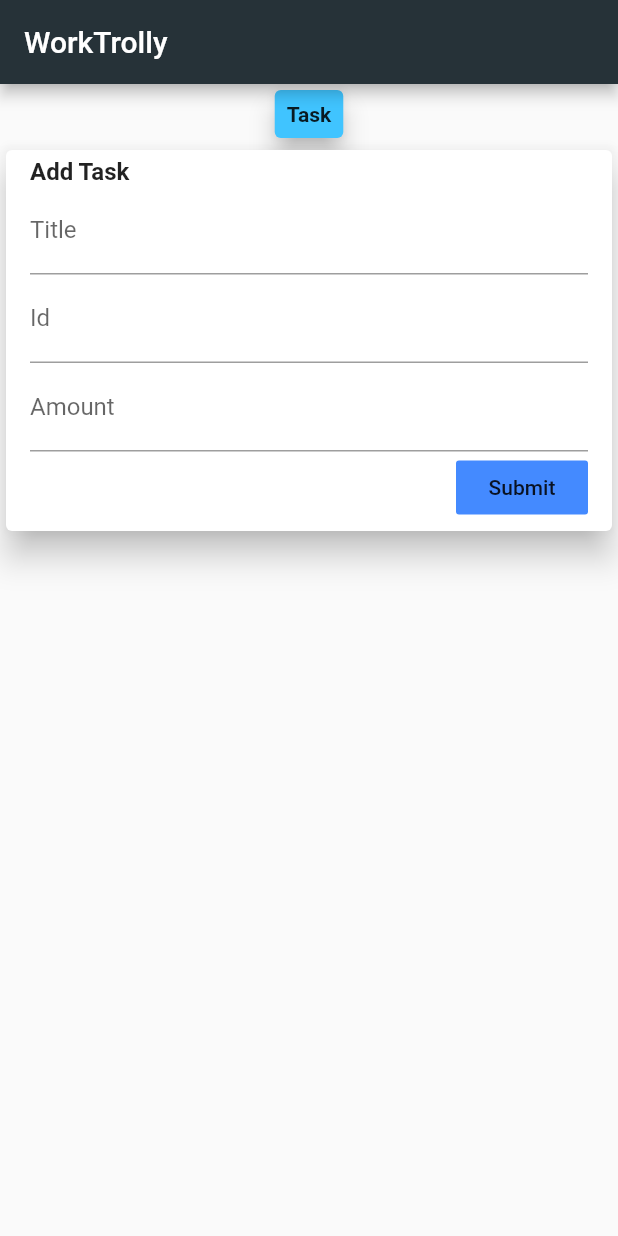
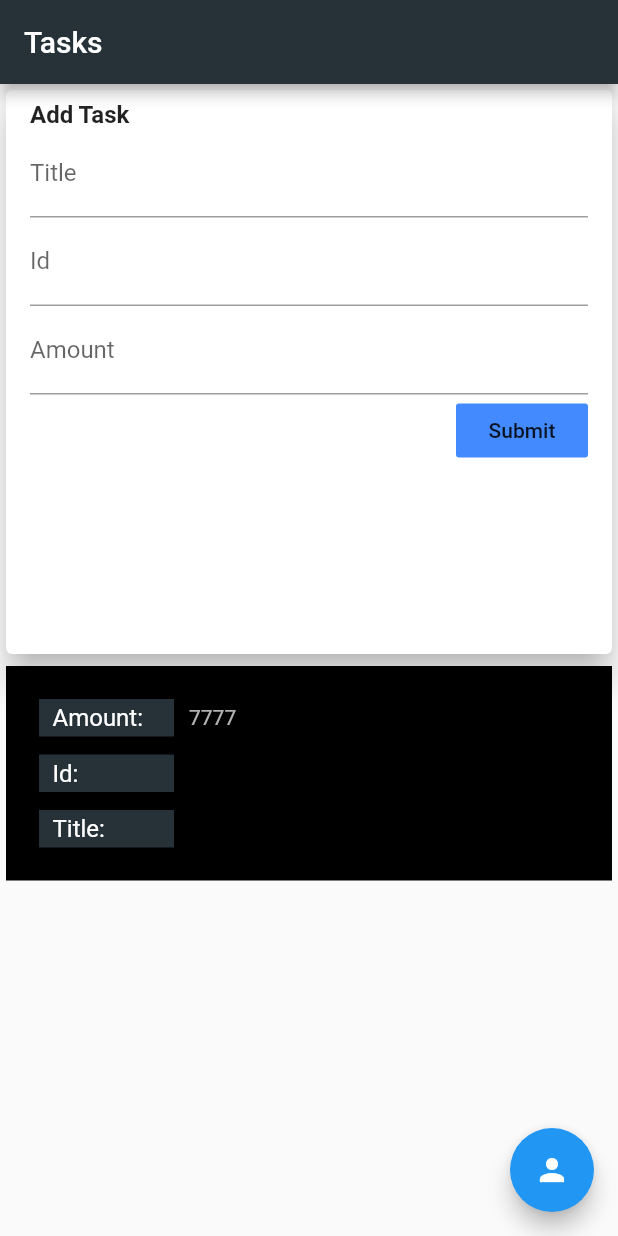
Before and after one commit to goyalshivam7/flutterUI, a Flutter app: the screen it shows after launch, after a tap on "Submit", on a phone screen of 412 x 824 dp. Run offline on Flutter 3.47's test engine with Material 2 defaults, Android fonts, the phone set to English and light mode, and no system bars; our stand-ins replace cloud_firestore, firebase_auth, firebase_core; accounts and stored records are empty.

Commit message:
Add data in firestore
Signed-off-by: shivamgoyal7 <goyalshivam661@gmail.com>

```diff
--- a/lib/cardsList.dart
+++ b/lib/cardsList.dart
@@ -1,6 +1,120 @@
+// import 'package:flutter/material.dart';
+// import 'package:flutterLearning/cardWidget.dart';
+// import 'package:intl/intl.dart';
+// import './transaction.dart';
+
+// class CardsList extends StatefulWidget {
+//   @override
+//   _CardsListState createState() => _CardsListState();
+// }
+
+// class _CardsListState extends State<CardsList> {
+//   final List<Transaction> transaction = [];
+
+//   final titleController = TextEditingController();
+//   final idController = TextEditingController();
+//   final amountController = TextEditingController();
+
+//   void _addTransaction(String idTx, String titleTx, double amountTx) {
+//     final newTx = Transaction(
+//       id: idTx,
+//       title: titleTx,
+//       amount: amountTx,
+//       date: DateTime.now(),
+//     );
+
+//     setState(() {
+//       transaction.add(newTx);
+//     });
+//   }
+
+//   @override
+//   Widget build(BuildContext context) {
+//     return Scaffold(
+//       body: Column(
+//         crossAxisAlignment: CrossAxisAlignment.center,
+//         mainAxisAlignment: MainAxisAlignment.start,
+//         children: [
+//           Card(
+//             color: Colors.lightBlueAccent,
+//             child: Container(
+//               child: Padding(
+//                 padding: const EdgeInsets.all(8.0),
+//                 child: Text(
+//                   'Task',
+//                   style: TextStyle(fontSize: 14, fontWeight: FontWeight.bold),
+//                 ),
+//               ),
+//             ),
+//             elevation: 7,
+//           ),
+//           Card(
+//             elevation: 9,
+//             child: Padding(
+//               padding: const EdgeInsets.symmetric(
+//                 vertical: 5.0,
+//                 horizontal: 16,
+//               ),
+//               child: Column(
+//                 crossAxisAlignment: CrossAxisAlignment.end,
+//                 children: [
+//                   Container(
+//                     width: double.infinity,
+//                     child: Text(
+//                       'Add Task',
+//                       style:
+//                           TextStyle(fontSize: 16, fontWeight: FontWeight.bold),
+//                     ),
+//                   ),
+//                   buildTextField('Title', titleController),
+//                   buildTextField('Id', idController),
+//                   buildTextField('Amount', amountController),
+//                   FlatButton(
+//                     child: Text('Submit'),
+//                     onPressed: () {
+//                       print(titleController.text);
+//                       _addTransaction(titleController.text, idController.text,
+//                           double.parse(amountController.text));
+//                     },
+//                     color: Colors.blueAccent,
+//                   ),
+//                 ],
+//               ),
+//             ),
+//           ),
+//           ListView.builder(
+//             itemBuilder: (context, index) {
+//               return Card(
+//                 color: Colors.black,
+//                 child: Padding(
+//                   padding: const EdgeInsets.all(12.0),
+//                   child: Column(
+//                     children: [
+//                       buildRowData(
+//                           'Amount:', '\$ ${transaction[index].amount}'),
+//                       buildRowData('Id:', transaction[index].id.toString()),
+//                       buildRowData(
+//                           'Title:', transaction[index].title.toString()),
+//                       buildRowData(
+//                           'Date:',
+//                           DateFormat('dd/MM/yyyy')
+//                               .format(transaction[index].date)),
+//                     ],
+//                   ),
+//                 ),
+//               );
+//             },
+//             itemCount: transaction.length,
+//           ),
+//         ],
+//       ),
+//     );
+//   }
+// }
+
+import 'package:cloud_firestore/cloud_firestore.dart';
 import 'package:flutter/material.dart';
 import 'package:flutterLearning/cardWidget.dart';
-import 'package:intl/intl.dart';
 import './transaction.dart';
 
 class CardsList extends StatefulWidget {
@@ -9,10 +123,10 @@ class CardsList extends StatefulWidget {
 }
 
 class _CardsListState extends State<CardsList> {
-  final List<Transaction> transaction = [];
+  final List<Transact> transaction = [];
 
   void _addTransaction(String idTx, String titleTx, double amountTx) {
-    final newTx = Transaction(
+    final newTx = Transact(
       id: idTx,
       title: titleTx,
       amount: amountTx,
@@ -22,38 +136,22 @@ class _CardsListState extends State<CardsList> {
     setState(() {
       transaction.add(newTx);
     });
-
   }
 
   final titleController = TextEditingController();
   final idController = TextEditingController();
   final amountController = TextEditingController();
+
+  CollectionReference ref = FirebaseFirestore.instance.collection('flutter');
+
   @override
   Widget build(BuildContext context) {
     return Scaffold(
-      body: SingleChildScrollView(
-              child: Column(
-          crossAxisAlignment: CrossAxisAlignment.center,
-          mainAxisAlignment: MainAxisAlignment.start,
-          children: [
-            Card(
-              color: Colors.lightBlueAccent,
-              child: Container(
-                child: Padding(
-                  padding: const EdgeInsets.all(8.0),
-                  child: Text(
-                    'Task',
-                    style: TextStyle(fontSize: 14, fontWeight: FontWeight.bold),
-                  ),
-                ),
-              ),
-              elevation: 7,
-            ),
-            Card(
+      body: Card(
             elevation: 9,
             child: Padding(
               padding: const EdgeInsets.symmetric(
-                  vertical: 5.0,
+                vertical: 7.0,
                 horizontal: 16,
               ),
               child: Column(
@@ -73,8 +171,13 @@ class _CardsListState extends State<CardsList> {
                   FlatButton(
                     child: Text('Submit'),
                     onPressed: () {
-                        print(titleController.text);
-                        _addTransaction(titleController.text , idController.text, double.parse(amountController.text));
+                      ref.add({
+                        'Title': titleController.text,
+                        'Id': idController.text,
+                        'Amount': '7777'
+                      });
+                      // _addTransaction(titleController.text, idController.text,
+                      //     double.parse(amountController.text));
                     },
                     color: Colors.blueAccent,
                   ),
@@ -82,28 +185,6 @@ class _CardsListState extends State<CardsList> {
               ),
             ),
           ),
-            Column(
-              children: transaction.map((tx) {
-                return Card(
-                  color: Colors.black,
-                  child: Padding(
-                    padding: const EdgeInsets.all(12.0),
-                    child: Column(
-                      children: [
-                        buildRowData('Amount:', '\$ ${tx.amount}'),
-                        buildRowData('Id:', tx.id.toString()),
-                        buildRowData('Title:', tx.title.toString()),
-                        buildRowData(
-                            'Date:', DateFormat('dd/MM/yyyy').format(tx.date)),
-                      ],
-                    ),
-                  ),
-                );
-              }).toList(),
-            ),
-          ],
-        ),
-      ),
     );
   }
 }
--- a/lib/main.dart
+++ b/lib/main.dart
@@ -1,7 +1,12 @@
 import 'package:flutter/material.dart';
 import 'package:flutterLearning/cardsList.dart';
+import 'package:flutterLearning/authScreen.dart';
+import 'package:flutterLearning/readCard.dart';
+import 'package:firebase_core/firebase_core.dart';
 
-void main() {
+void main() async {
+  WidgetsFlutterBinding.ensureInitialized();
+  await Firebase.initializeApp();
   runApp(MyApp());
 }
 
@@ -21,11 +26,24 @@ class HomePage extends StatelessWidget {
       appBar: AppBar(
         backgroundColor: Colors.blueGrey[900],
         title: Text(
-          'WorkTrolly',
+          'Tasks',
           style: TextStyle(color: Colors.white),
         ),
       ),
-      body: CardsList(),
+      body: Column(
+        children: [
+          Expanded(child: CardsList()),
+          Expanded(child: ReadData()),
+        ],
+      ),
+      floatingActionButton: FloatingActionButton(
+        child: Icon(Icons.person),
+        onPressed: () {
+          Navigator.of(context).push(MaterialPageRoute(builder: (_) {
+            return AuthScreen();
+          }));
+        },
+      ),
     );
   }
 }
--- /dev/null
+++ b/lib/readCard.dart
@@ -0,0 +1,36 @@
+import 'package:flutter/material.dart';
+import 'package:cloud_firestore/cloud_firestore.dart';
+import 'package:flutterLearning/cardWidget.dart';
+
+class ReadData extends StatefulWidget {
+  @override
+  _ReadDataState createState() => _ReadDataState();
+}
+
+class _ReadDataState extends State<ReadData> {
+  CollectionReference ref = FirebaseFirestore.instance.collection('flutter');
+  @override
+  Widget build(BuildContext context) {
+    return StreamBuilder(
+        stream: ref.snapshots(),
+        builder: (context, AsyncSnapshot<QuerySnapshot> snapshot) {
+          return ListView.builder(
+            padding: const EdgeInsets.all(4.0),
+            itemCount: snapshot.data.docs.length,
+            itemBuilder: (context, index) => Container(
+              color: Colors.black,
+              padding: const EdgeInsets.all(16.0),
+              child: Column(
+                children: [
+                  buildRowData('Amount:', snapshot.data.docs[index]['Amount']),
+                  buildRowData('Id:', snapshot.data.docs[index]['Id']),
+                  buildRowData('Title:', snapshot.data.docs[index]['Title']),
+                  // buildRowData('Date:',
+                  //     DateFormat('dd/MM/yyyy').format(tx.date)),
+                ],
+              ),
+            ),
+          );
+        });
+  }
+}
--- a/lib/transaction.dart
+++ b/lib/transaction.dart
@@ -1,15 +1,15 @@
 import 'package:flutter/foundation.dart';
 
-class Transaction {
+class Transact {
   final String id;
   final String title;
   final double amount;
   final DateTime date;
 
-Transaction({
-@required this.id,
-@required this.title,
-@required this.amount,
-@required this.date,
-});
+  Transact({
+    @required this.id,
+    @required this.title,
+    @required this.amount,
+    @required this.date,
+  });
 }
```
Also changed, not shown: lib/authForm.dart (added, +99 -0 lines), lib/authScreen.dart (added, +30 -0 lines), 18 other files. Lines whose indentation alone changed are shown as unchanged.
